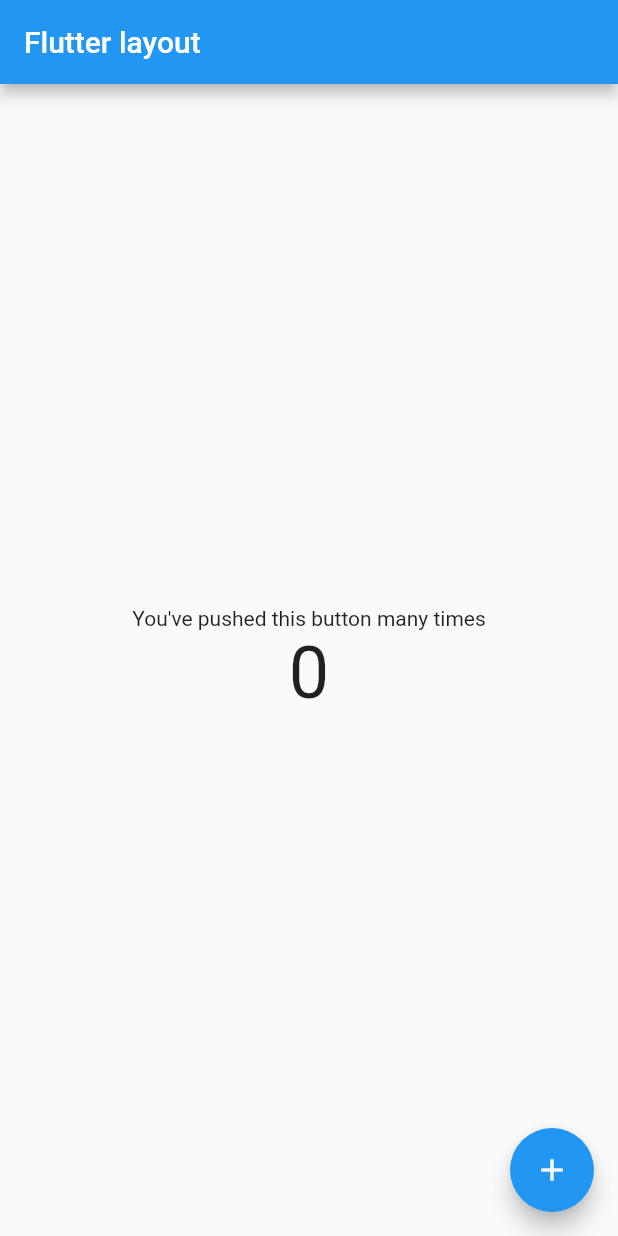
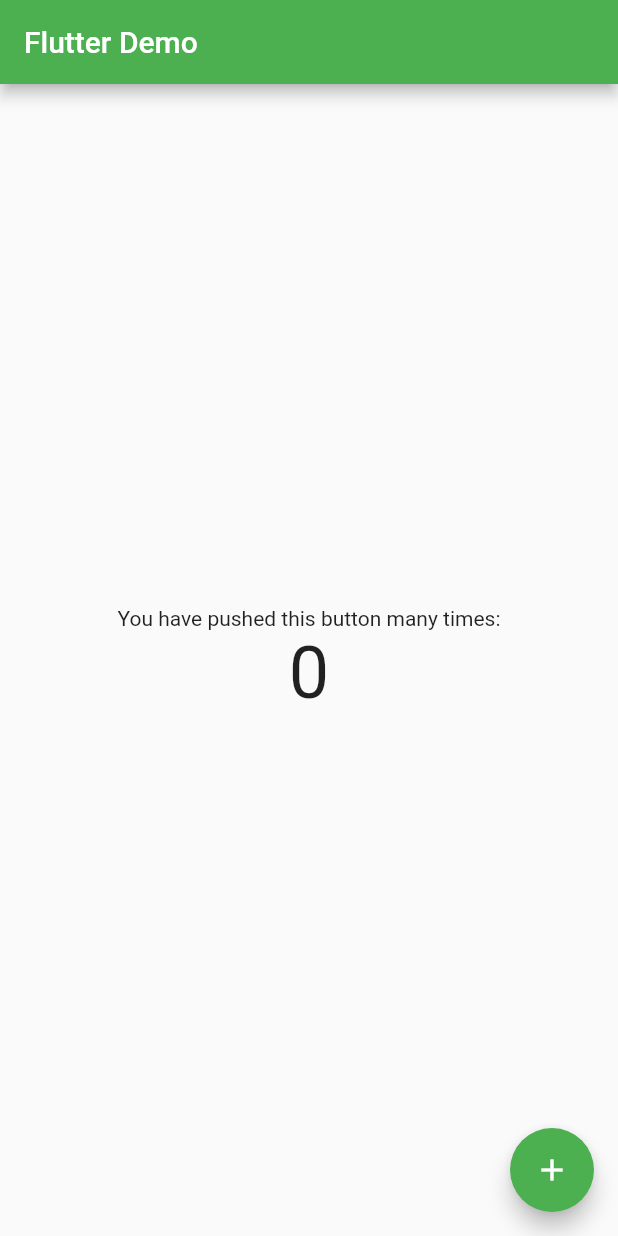
Before and after one commit to naoshi20/flutter_demo, a Flutter app: the screen it shows after launch, on a phone screen of 412 x 824 dp. Run offline on Flutter 3.47's test engine with Material 2 defaults, Android fonts, the phone set to English and light mode, and no system bars.

Commit message:
make code clean

```diff
--- a/lib/main.dart
+++ b/lib/main.dart
@@ -7,20 +7,21 @@ class MyApp extends StatelessWidget {
 
   @override
   Widget build(BuildContext context) {
-    return const MaterialApp(
+    return MaterialApp(
       title: 'Flutter layout demo',
-      home: MyHomePage(),
+      theme: ThemeData(primarySwatch: Colors.green),
+      home: const MyHomePage(title: "Flutter Demo"),
     );
   }
 }
 
 class MyHomePage extends StatefulWidget {
-  const MyHomePage({super.key});
+  const MyHomePage({Key? key, this.title = ""}) : super(key: key);
+
+  final String title;
 
   @override
-  State<StatefulWidget> createState() {
-    return _MyHomePageState();
-  }
+  State<StatefulWidget> createState() => _MyHomePageState();
 }
 
 class _MyHomePageState extends State<MyHomePage> {
@@ -35,22 +36,23 @@ class _MyHomePageState extends State<MyHomePage> {
   @override
   Widget build(BuildContext context) {
     return Scaffold(
-      floatingActionButton: FloatingActionButton(
-        onPressed: _incrementCounter,
-        child: const Icon(Icons.add),
-      ),
       appBar: AppBar(
-        title: const Text('Flutter layout'),
+        title: Text(widget.title),
       ),
       body: Center(
         child: Column(
           mainAxisAlignment: MainAxisAlignment.center,
           children: [
-            const Text('You\'ve pushed this button many times'),
+            const Text('You have pushed this button many times:'),
             Text("$_counter", style: const TextStyle(fontSize: 48))
           ],
         ),
       ),
+      floatingActionButton: FloatingActionButton(
+        onPressed: _incrementCounter,
+        tooltip: "Increment",
+        child: const Icon(Icons.add),
+      ),
     );
   }
 }
```
